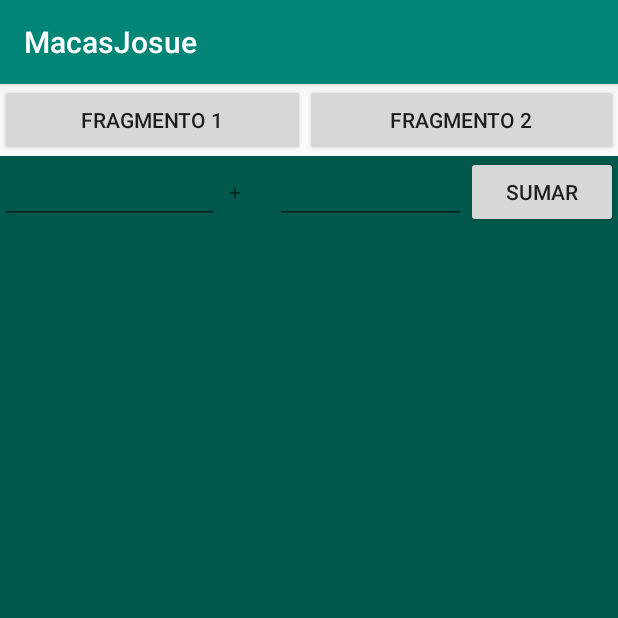
After one commit to josueAmacas/proyectoAndroid, an Android app: the fragment FrgUno placed in its activity, on a phone screen of 412 x 824 dp, the top half of it. The commit adds this screen. Run offline under Robolectric (Android 15) with nearby library versions, the phone set to English and light mode, and no system bars.

Commit message:
menu y fragmentos

```diff
--- a/app/build.gradle
+++ b/app/build.gradle
@@ -23,6 +23,7 @@ dependencies {
     implementation fileTree(dir: 'libs', include: ['*.jar'])
     implementation 'androidx.appcompat:appcompat:1.0.2'
     implementation 'androidx.constraintlayout:constraintlayout:1.1.3'
+    implementation 'androidx.legacy:legacy-support-v4:1.0.0'
     testImplementation 'junit:junit:4.12'
     androidTestImplementation 'androidx.test.ext:junit:1.1.0'
     androidTestImplementation 'androidx.test.espresso:espresso-core:3.1.1'
--- a/app/src/main/AndroidManifest.xml
+++ b/app/src/main/AndroidManifest.xml
@@ -9,7 +9,8 @@
         android:roundIcon="@mipmap/ic_launcher_round"
         android:supportsRtl="true"
         android:theme="@style/AppTheme">
-        <activity android:name=".Activity_Recibirparametros"/>
+        <activity android:name=".fragmento"></activity>
+        <activity android:name=".Activity_Recibirparametros" />
         <activity android:name=".ActivityEnvparametros" />
         <activity android:name=".ActivitySuma" />
         <activity android:name=".ActivityLogin" />
--- a/app/src/main/java/com/example/macasjosue/ActivityLogin.java
+++ b/app/src/main/java/com/example/macasjosue/ActivityLogin.java
@@ -31,6 +31,6 @@ public class ActivityLogin extends AppCompatActivity implements View.OnClickList
     @Override
     public void onClick(View v) {
         Toast.makeText(ActivityLogin.this, "Usuario: " + cajaUsuario.getText() +
-                "Clave" + cajaPassword.getText(), Toast.LENGTH_SHORT).show();
+                "    Clave: " + cajaPassword.getText(), Toast.LENGTH_SHORT).show();
     }
 }
--- /dev/null
+++ b/app/src/main/java/com/example/macasjosue/FrgUno.java
@@ -0,0 +1,128 @@
+package com.example.macasjosue;
+
+import android.content.Context;
+import android.net.Uri;
+import android.os.Bundle;
+
+import androidx.fragment.app.Fragment;
+
+import android.view.LayoutInflater;
+import android.view.View;
+import android.view.ViewGroup;
+import android.widget.Button;
+import android.widget.EditText;
+import android.widget.Toast;
+
+
+/**
+ * A simple {@link Fragment} subclass.
+ * Activities that contain this fragment must implement the
+ * {@link FrgUno.OnFragmentInteractionListener} interface
+ * to handle interaction events.
+ * Use the {@link FrgUno#newInstance} factory method to
+ * create an instance of this fragment.
+ */
+public class FrgUno extends Fragment {
+    // TODO: Rename parameter arguments, choose names that match
+    // the fragment initialization parameters, e.g. ARG_ITEM_NUMBER
+    private static final String ARG_PARAM1 = "param1";
+    private static final String ARG_PARAM2 = "param2";
+
+    // TODO: Rename and change types of parameters
+    private String mParam1;
+    private String mParam2;
+
+    private OnFragmentInteractionListener mListener;
+
+    public FrgUno() {
+        // Required empty public constructor
+    }
+
+    /**
+     * Use this factory method to create a new instance of
+     * this fragment using the provided parameters.
+     *
+     * @param param1 Parameter 1.
+     * @param param2 Parameter 2.
+     * @return A new instance of fragment FrgUno.
+     */
+    // TODO: Rename and change types and number of parameters
+    public static FrgUno newInstance(String param1, String param2) {
+        FrgUno fragment = new FrgUno();
+        Bundle args = new Bundle();
+        args.putString(ARG_PARAM1, param1);
+        args.putString(ARG_PARAM2, param2);
+        fragment.setArguments(args);
+        return fragment;
+    }
+
+    @Override
+    public void onCreate(Bundle savedInstanceState) {
+        super.onCreate(savedInstanceState);
+        if (getArguments() != null) {
+            mParam1 = getArguments().getString(ARG_PARAM1);
+            mParam2 = getArguments().getString(ARG_PARAM2);
+        }
+    }
+
+    @Override
+    public View onCreateView(LayoutInflater inflater, ViewGroup container,
+                             Bundle savedInstanceState) {
+        // Inflate the layout for this fragment
+        //return inflater.inflate(R.layout.fragment_frg_uno, container, false);
+        View vista = inflater.inflate(R.layout.fragment_frg_uno, container, false);
+        final EditText n1 = vista.findViewById(R.id.txtN1Frg1);
+        final EditText n2 = vista.findViewById(R.id.txtN2Frg1);
+        Button boton = vista.findViewById(R.id.btnSumarFrg1);
+        boton.setOnClickListener(new View.OnClickListener() {
+            @Override
+            public void onClick(View v) {
+                int valor1 = Integer.parseInt(n1.getText().toString());
+                int valor2 = Integer.parseInt(n2.getText().toString());
+                int suma = valor1+valor2;
+
+                Toast.makeText(getActivity(), "La suma es:  " + suma,  Toast.LENGTH_SHORT).show();
+            }
+        });
+        return vista;
+    }
+
+    // TODO: Rename method, update argument and hook method into UI event
+    public void onButtonPressed(Uri uri) {
+        if (mListener != null) {
+            mListener.onFragmentInteraction(uri);
+        }
+    }
+
+    @Override
+    public void onAttach(Context context) {
+        super.onAttach(context);
+        if (context instanceof OnFragmentInteractionListener) {
+            mListener = (OnFragmentInteractionListener) context;
+        } else {
+            throw new RuntimeException(context.toString()
+                    + " must implement OnFragmentInteractionListener");
+        }
+    }
+
+    @Override
+    public void onDetach() {
+        super.onDetach();
+        mListener = null;
+    }
+
+    /**
+     * This interface must be implemented by activities that contain this
+     * fragment to allow an interaction in this fragment to be communicated
+     * to the activity and potentially other fragments contained in that
+     * activity.
+     * <p>
+     * See the Android Training lesson <a href=
+     * "http://developer.android.com/training/basics/fragments/communicating.html"
+     * >Communicating with Other Fragments</a> for more information.
+     */
+    public interface OnFragmentInteractionListener {
+        // TODO: Update argument type and name
+        void onFragmentInteraction(Uri uri);
+    }
+}
--- /dev/null
+++ b/app/src/main/java/com/example/macasjosue/fragmento.java
@@ -0,0 +1,51 @@
+package com.example.macasjosue;
+
+import androidx.appcompat.app.AppCompatActivity;
+import androidx.fragment.app.FragmentTransaction;
+
+import android.net.Uri;
+import android.os.Bundle;
+import android.view.View;
+import android.widget.Button;
+
+public class fragmento extends AppCompatActivity implements View.OnClickListener, FrgUno.OnFragmentInteractionListener, frgDos.OnFragmentInteractionListener {
+
+    Button botonFrg1,botonFrg2;
+
+    @Override
+    protected void onCreate(Bundle savedInstanceState) {
+        super.onCreate(savedInstanceState);
+        setContentView(R.layout.activity_fragmento);
+        cargarComponentes();
+    }
+
+    private void cargarComponentes(){
+        botonFrg1 = findViewById(R.id.btnFrg1);
+        botonFrg2 = findViewById(R.id.btnFrg2);
+        botonFrg1.setOnClickListener(this);
+        botonFrg2.setOnClickListener(this);
+    }
+
+    @Override
+    public void onClick(View v) {
+        switch (v.getId()){
+            case R.id.btnFrg1:
+                FrgUno fragmento1 = new FrgUno();
+                FragmentTransaction transaction1 = getSupportFragmentManager().beginTransaction();
+                transaction1.replace(R.id.contenedorFragmentos, fragmento1);
+                transaction1.commit();
+                break;
+            case R.id.btnFrg2:
+                frgDos fragmento2 = new frgDos();
+                FragmentTransaction transaction2 = getSupportFragmentManager().beginTransaction();
+                transaction2.replace(R.id.contenedorFragmentos, fragmento2);
+                transaction2.commit();
+
+        }
+    }
+
+    @Override
+    public void onFragmentInteraction(Uri uri) {
+
+    }
+}
--- /dev/null
+++ b/app/src/main/res/layout/activity_fragmento.xml
@@ -0,0 +1,34 @@
+<?xml version="1.0" encoding="utf-8"?>
+<LinearLayout xmlns:android="http://schemas.android.com/apk/res/android"
+    xmlns:app="http://schemas.android.com/apk/res-auto"
+    xmlns:tools="http://schemas.android.com/tools"
+    android:layout_width="match_parent"
+    android:layout_height="match_parent"
+    android:orientation="vertical"
+    tools:context=".fragmento">
+    <LinearLayout
+        android:layout_width="match_parent"
+        android:layout_height="wrap_content"
+        android:orientation="horizontal">
+
+        <Button
+            android:id="@+id/btnFrg1"
+            android:layout_width="203dp"
+            android:layout_height="wrap_content"
+            android:text="Fragmento 1" />
+
+        <Button
+            android:id="@+id/btnFrg2"
+            android:layout_width="wrap_content"
+            android:layout_height="wrap_content"
+            android:layout_weight="1"
+            android:text="Fragmento 2" />
+    </LinearLayout>
+    <FrameLayout
+        android:id="@+id/contenedorFragmentos"
+        android:layout_width="match_parent"
+        android:layout_height="match_parent">
+
+    </FrameLayout>
+
+</LinearLayout>
--- /dev/null
+++ b/app/src/main/res/layout/fragment_frg_uno.xml
@@ -0,0 +1,41 @@
+<?xml version="1.0" encoding="utf-8"?>
+<LinearLayout xmlns:android="http://schemas.android.com/apk/res/android"
+    xmlns:tools="http://schemas.android.com/tools"
+    android:layout_width="match_parent"
+    android:layout_height="match_parent"
+    android:orientation="horizontal"
+    android:background="@color/colorPrimaryDark"
+    tools:context=".FrgUno">
+
+    <EditText
+        android:id="@+id/txtN1Frg1"
+        android:layout_width="133dp"
+        android:layout_height="wrap_content"
+        android:layout_weight="1"
+        android:ems="7"
+        android:inputType="textPersonName"
+        android:text="" />
+
+    <TextView
+        android:id="@+id/lblNumero"
+        android:layout_width="37dp"
+        android:layout_height="34dp"
+        android:text="  +  " />
+
+    <EditText
+        android:id="@+id/txtN2Frg1"
+        android:layout_width="114dp"
+        android:layout_height="wrap_content"
+        android:layout_weight="1"
+        android:ems="7"
+        android:inputType="textPersonName"
+        android:text="" />
+
+    <Button
+        android:id="@+id/btnSumarFrg1"
+        android:layout_width="wrap_content"
+        android:layout_height="wrap_content"
+        android:layout_weight="1"
+        android:text="Sumar" />
+
+</LinearLayout>
--- a/app/src/main/res/values/strings.xml
+++ b/app/src/main/res/values/strings.xml
@@ -1,3 +1,6 @@
 <resources>
     <string name="app_name">MacasJosue</string>
+
+    <!-- TODO: Remove or change this placeholder text -->
+    <string name="hello_blank_fragment">Hello blank fragment</string>
 </resources>
--- a/build.gradle
+++ b/build.gradle
@@ -7,7 +7,7 @@ buildscript {
 
     }
     dependencies {
-        classpath 'com.android.tools.build:gradle:3.5.2'
+        classpath 'com.android.tools.build:gradle:3.5.3'
 
         // NOTE: Do not place your application dependencies here; they belong
         // in the individual module build.gradle files
```
Also changed, not shown: app/src/main/java/com/example/macasjosue/ActivityEnvparametros.java (+6 -2 lines), app/src/main/java/com/example/macasjosue/Activity_Recibirparametros.java (+8 -4 lines), app/src/main/java/com/example/macasjosue/MainActivity.java (+42 -0 lines), app/src/main/java/com/example/macasjosue/frgDos.java (added, +128 -0 lines), app/src/main/res/layout/fragment_frg_dos.xml (added, +35 -0 lines), app/src/main/res/menu/main.xml (added, +122 -0 lines).
